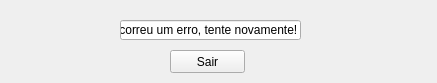
Old version of the form QTDesigner/popuperror.ui in the repository guilhermedallm4/PBD-Padaria.
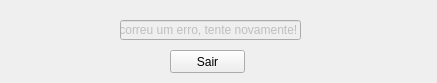
New version of the form.

```diff
--- a/QTDesigner/popuperror.ui
+++ b/QTDesigner/popuperror.ui
@@ -14,6 +14,9 @@
    <string>Form</string>
   </property>
   <widget class="QLineEdit" name="error_text">
+   <property name="enabled">
+    <bool>false</bool>
+   </property>
    <property name="geometry">
     <rect>
      <x>120</x>
```
